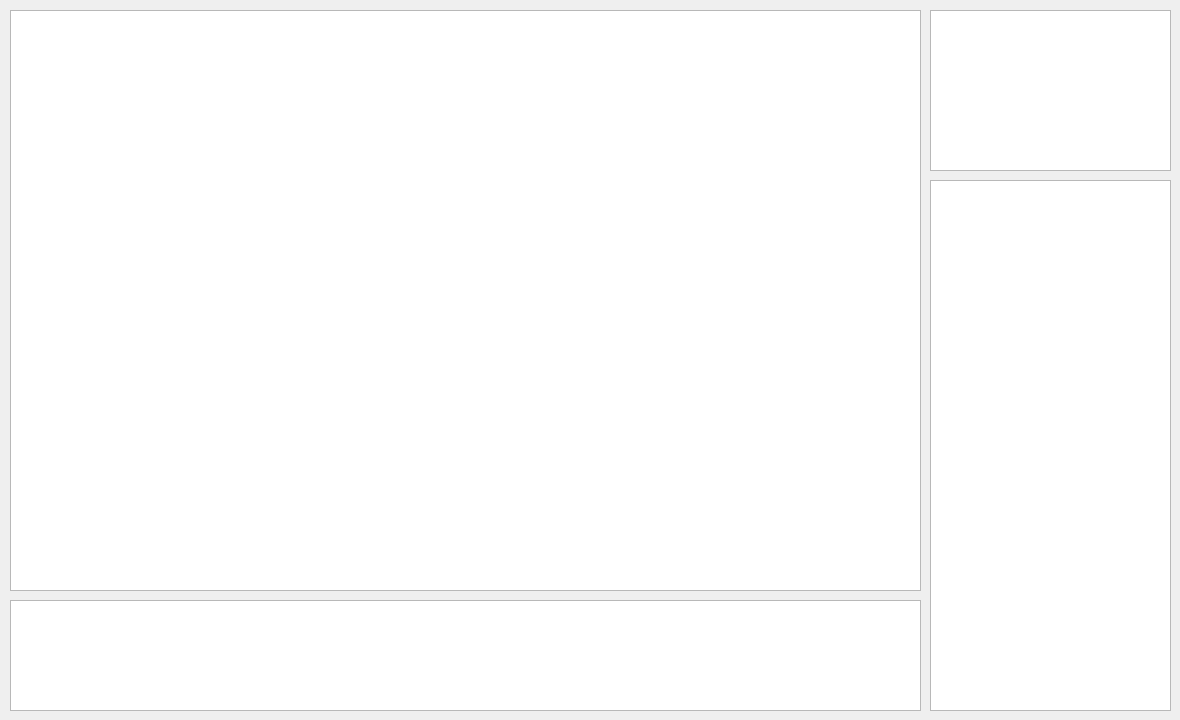
Qt form BattleIsle/gamewidget.ui (BenjaminBerkei/Swt-Praktikum) before a commit.
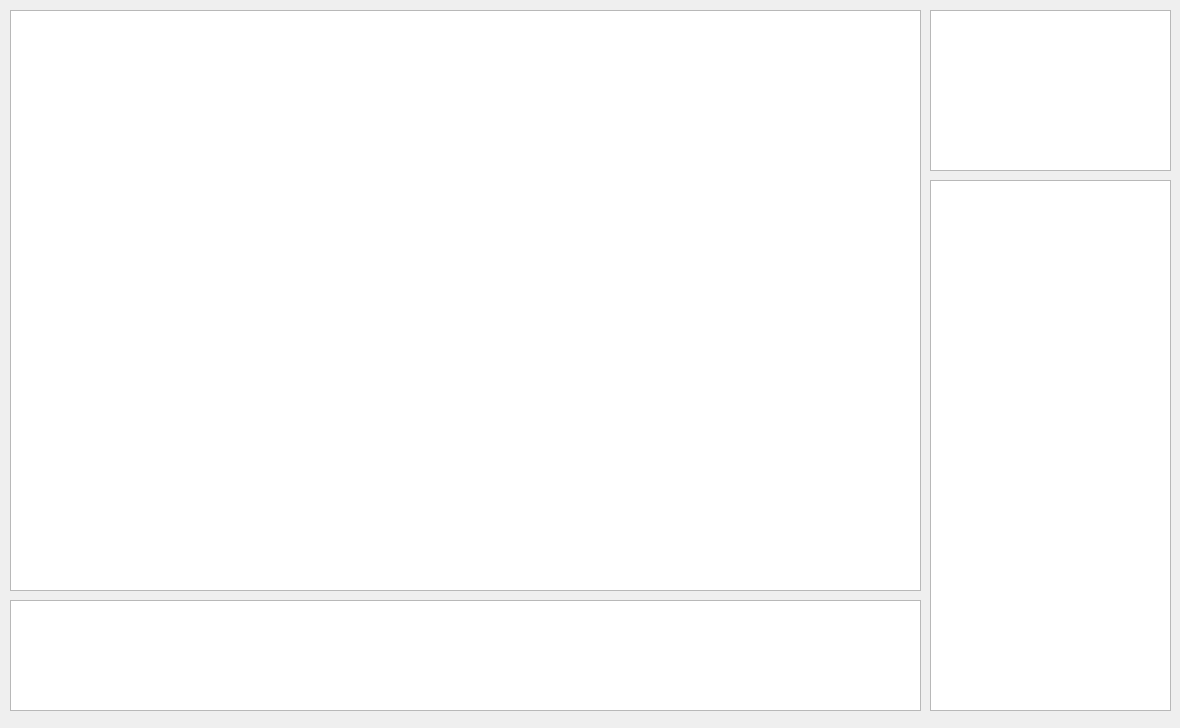
The same form after that commit.

The edit to the form file:
```diff
--- a/BattleIsle/gamewidget.ui
+++ b/BattleIsle/gamewidget.ui
@@ -7,7 +7,7 @@
     <x>0</x>
     <y>0</y>
     <width>1180</width>
-    <height>720</height>
+    <height>728</height>
    </rect>
   </property>
   <property name="windowTitle">
```
